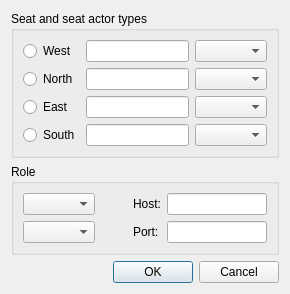
This is ZBridge/cseatconfiguration.ui in erik-knudsen/BridgeZ as Qt 5 draws it before an edit. The edited form follows.
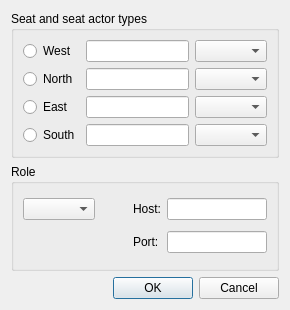
This is the edited form.

Commit message: Correction of errors. Removal of basic communication protocol. End of session corrected. Auto declarer and manual dummy is now played by dummy.

Diff of the .ui file:
```diff
--- a/ZBridge/cseatconfiguration.ui
+++ b/ZBridge/cseatconfiguration.ui
@@ -7,7 +7,7 @@
     <x>0</x>
     <y>0</y>
     <width>290</width>
-    <height>271</height>
+    <height>310</height>
    </rect>
   </property>
   <property name="windowTitle">
@@ -195,9 +195,6 @@
             </property>
            </widget>
           </item>
-          <item row="1" column="0">
-           <widget class="QComboBox" name="protocol"/>
-          </item>
           <item row="1" column="1">
            <spacer name="horizontalSpacer_2">
             <property name="orientation">
```
The commit also changes 14 other files.
